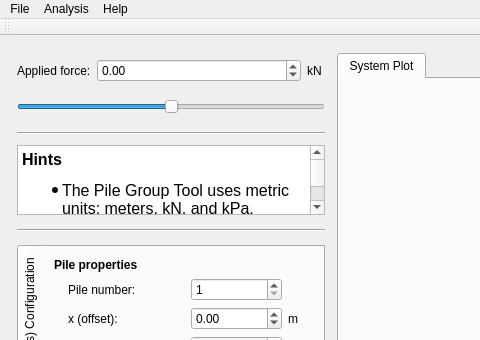
This is mainwindow.ui in NHERI-SimCenter/PileGroupTool as Qt 5 draws it before an edit; both pictures show x 0 to 480 and y 0 to 340 of the 994 by 774 pixel window. The edited form follows.
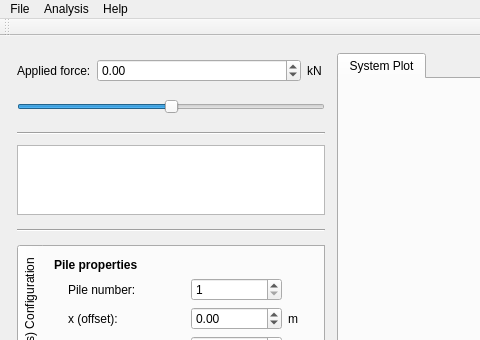
This is the edited form. Custom widgets are drawn as their Qt base class.

Commit message: Moving text outside the UI

```diff
--- a/mainwindow.ui
+++ b/mainwindow.ui
@@ -273,11 +273,8 @@
          <string>&lt;!DOCTYPE HTML PUBLIC &quot;-//W3C//DTD HTML 4.0//EN&quot; &quot;http://www.w3.org/TR/REC-html40/strict.dtd&quot;&gt;
 &lt;html&gt;&lt;head&gt;&lt;meta name=&quot;qrichtext&quot; content=&quot;1&quot; /&gt;&lt;style type=&quot;text/css&quot;&gt;
 p, li { white-space: pre-wrap; }
-&lt;/style&gt;&lt;/head&gt;&lt;body style=&quot; font-family:'.SF NS Text'; font-size:12pt; font-weight:400; font-style:normal;&quot;&gt;
-&lt;p style=&quot; margin-top:0px; margin-bottom:0px; margin-left:0px; margin-right:0px; -qt-block-indent:0; text-indent:0px;&quot;&gt;&lt;span style=&quot; font-weight:600;&quot;&gt;Hints&lt;/span&gt; &lt;/p&gt;
-&lt;ul style=&quot;margin-top: 0px; margin-bottom: 0px; margin-left: 0px; margin-right: 0px; -qt-list-indent: 1;&quot;&gt;&lt;li style=&quot; margin-top:12px; margin-bottom:0px; margin-left:0px; margin-right:0px; -qt-block-indent:0; text-indent:0px;&quot;&gt;The Pile Group Tool uses metric units: meters, kN, and kPa. &lt;/li&gt;
-&lt;li style=&quot; margin-top:0px; margin-bottom:0px; margin-left:0px; margin-right:0px; -qt-block-indent:0; text-indent:0px;&quot;&gt;Select piles or soil layers to display and/or change by clicking on the pile inside the System Plot &lt;/li&gt;
-&lt;li style=&quot; margin-top:0px; margin-bottom:12px; margin-left:0px; margin-right:0px; -qt-block-indent:0; text-indent:0px;&quot;&gt;go to Preferences to select which result plots are shown. &lt;/li&gt;&lt;/ul&gt;&lt;/body&gt;&lt;/html&gt;</string>
+&lt;/style&gt;&lt;/head&gt;&lt;body style=&quot; font-family:'MS Shell Dlg 2'; font-size:12pt; font-weight:400; font-style:normal;&quot;&gt;
+&lt;p style=&quot;-qt-paragraph-type:empty; margin-top:0px; margin-bottom:0px; margin-left:0px; margin-right:0px; -qt-block-indent:0; text-indent:0px;&quot;&gt;&lt;br /&gt;&lt;/p&gt;&lt;/body&gt;&lt;/html&gt;</string>
         </property>
         <property name="acceptRichText">
          <bool>false</bool>
```
Left out of the diff: 2 changed lines with no effect on the pictures. The commit also changes 1 other file.
